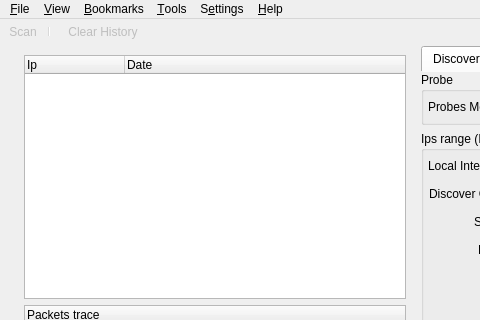
Qt form src/app/ui/mainwindow.ui (nmapsi4/nmapsi4) before a commit; both pictures show x 0 to 480 and y 0 to 320 of the 836 by 588 pixel window.
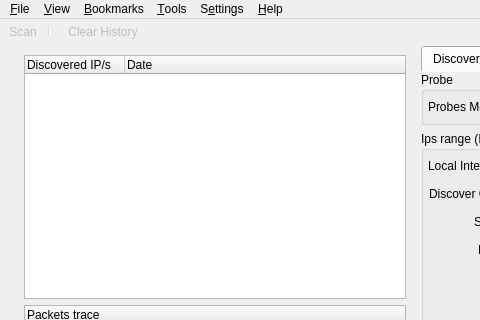
The same form after that commit. The open tabs and pages were chosen to show the change. Icons and pictures are not drawn.

```diff
--- a/src/app/ui/mainwindow.ui
+++ b/src/app/ui/mainwindow.ui
@@ -1445,7 +1445,7 @@
              </property>
              <column>
               <property name="text">
-               <string>Ip</string>
+               <string>Discovered IP/s</string>
               </property>
              </column>
              <column>
```
